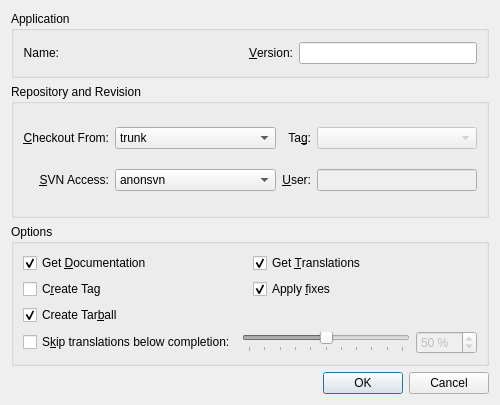
Old version of the form scripts/release/releasedialog.ui in the repository KDE/partitionmanager.
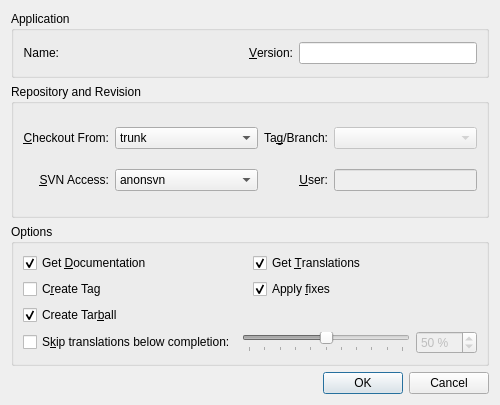
New version of the form.

The edit to the form file:
```diff
--- a/scripts/release/releasedialog.ui
+++ b/scripts/release/releasedialog.ui
@@ -130,10 +130,10 @@
         </item>
        </widget>
       </item>
-      <item row="0" column="2" >
-       <widget class="QLabel" name="label_6" >
-        <property name="text" >
-         <string>Ta&amp;g:</string>
+      <item row="0" column="2">
+       <widget class="QLabel" name="label_6">
+        <property name="text">
+         <string>Ta&amp;g/Branch:</string>
         </property>
         <property name="alignment" >
          <set>Qt::AlignRight|Qt::AlignTrailing|Qt::AlignVCenter</set>
```
Left out of the diff: 269 changed lines with no effect on the pictures.
